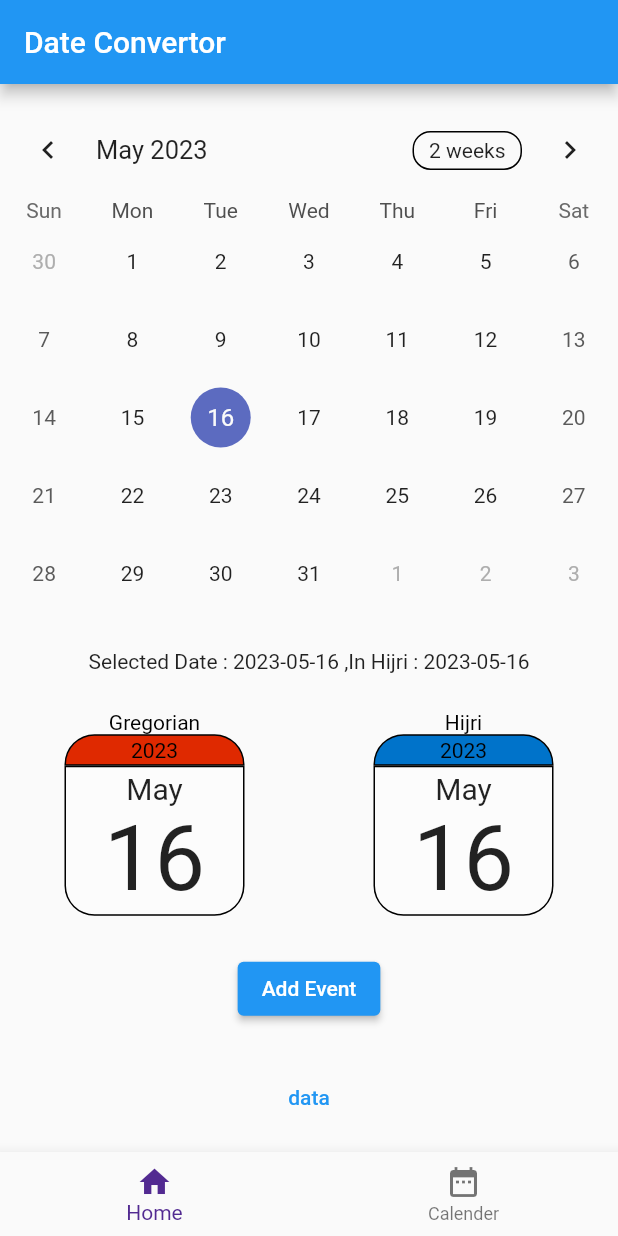
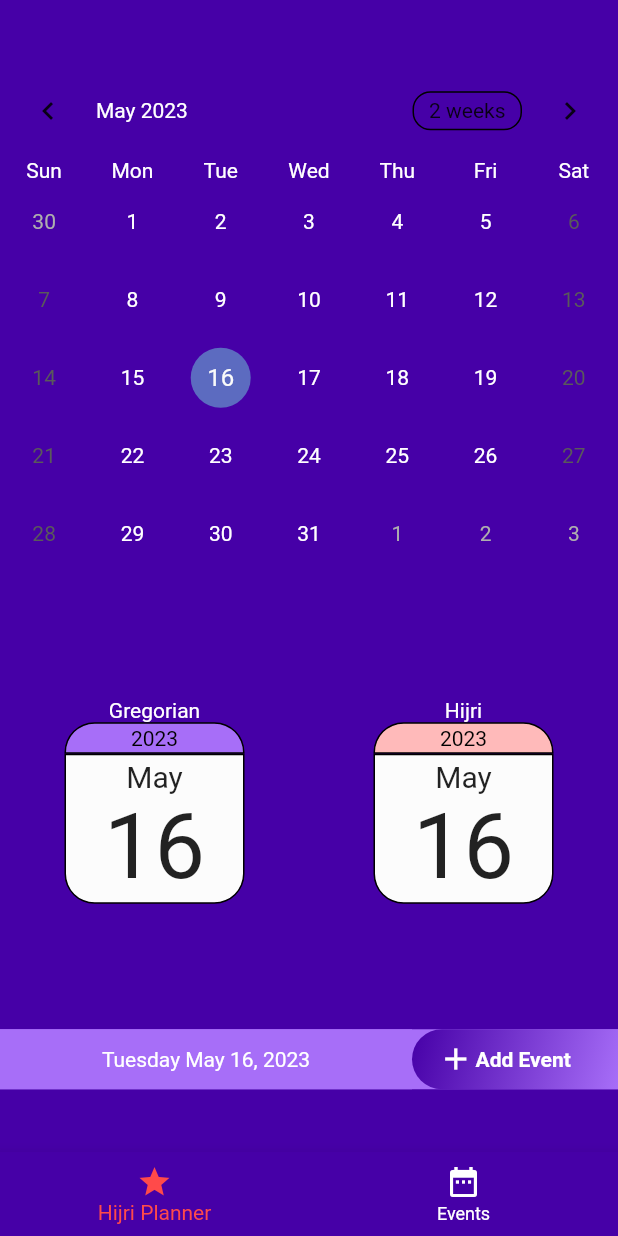
Before and after one commit to Nizar-Sweiss/Gregorian-Date-Converter, a Flutter app: the screen it shows after launch, on a phone screen of 412 x 824 dp. Run offline on Flutter 3.47's test engine with Material 2 defaults, Android fonts, the phone set to English and light mode, and no system bars; drawn by our look-alikes of table_calendar; our stand-ins replace cloud_firestore, firebase_core; accounts and stored records are empty; network calls fail.

Commit message:
refactor : Date Convertor Screen

```diff
--- /dev/null
+++ b/app/lib/Config/Theme/colors_palets.dart
@@ -0,0 +1,31 @@
+import 'package:flutter/material.dart';
+
+class AppColors {
+  static const black_Text = Color.fromARGB(255, 0, 0, 0);
+  static const white_Text = Color.fromARGB(255, 255, 255, 255);
+
+  static const oxford_blue_tint_1 = Color.fromARGB(255, 43, 52, 69);
+  static const oxford_blue_tint_2 = Color.fromARGB(255, 48, 58, 76);
+  static const oxford_blue_tint_3 = Color.fromARGB(255, 76, 92, 111);
+  static const oxford_blue_tint_4 = Color.fromARGB(255, 66, 84, 102);
+  static const oxford_blue_tint_5 = Color.fromARGB(255, 79, 92, 111);
+
+  static const blue_tint_1 = Color.fromARGB(255, 76, 121, 255);
+  static const blue_tint_2 = Color.fromARGB(255, 134, 154, 233);
+
+  static const red_error = Color.fromARGB(255, 255, 15, 15);
+  static const red_tint_1 = Color.fromARGB(255, 255, 74, 74);
+  static const red_tint_2 = Color.fromARGB(255, 255, 186, 186);
+
+  static const light_blue_tint_1 = Color.fromARGB(255, 123, 143, 177);
+  static const light_blue_tint_2 = Color.fromARGB(255, 236, 242, 247);
+
+  static const light_grey_tint_1 = Color.fromARGB(255, 184, 193, 202);
+
+  static const light_green_tint_1 = Color.fromARGB(255, 210, 255, 206);
+  static const light_yellow_tint_2 = Color.fromARGB(255, 250, 255, 190);
+  static const light_green_tint_2 = Color.fromARGB(255, 14, 170, 0);
+
+  static const dark_purple = Color.fromARGB(255, 70, 0, 167);
+  static const light_purple = Color.fromARGB(255, 167, 110, 248);
+}
--- a/app/lib/Data/DataSources/Local/firebase_maneger.dart
+++ b/app/lib/Data/DataSources/Local/firebase_maneger.dart
@@ -1,5 +1,12 @@
+import 'package:app/Models/EventData.dart';
 import 'package:cloud_firestore/cloud_firestore.dart';
 
 class FireBaseManeger {
   final FirebaseFirestore firestore = FirebaseFirestore.instance;
+  static Future addDataToFirebase(String text, DateTime selectedDate) async {
+    final docData = FirebaseFirestore.instance.collection("Data").doc();
+    final eventData = EventData(date: selectedDate.toString(), text: text);
+    final json = eventData.toJson();
+    await docData.set(json);
+  }
 }
--- a/app/lib/Presentation/Pages/date_convertor_class.dart
+++ b/app/lib/Presentation/Pages/date_convertor_class.dart
@@ -1,6 +1,8 @@
 import 'dart:convert';
+import 'package:app/Config/Theme/colors_palets.dart';
+import 'package:app/Data/DataSources/Local/firebase_maneger.dart';
 import 'package:app/Models/EventData.dart';
-import 'package:app/Presentation/Pages/screen2.dart';
+import 'package:app/Presentation/Pages/display_events_screen.dart';
 import 'package:app/Presentation/Widgets/date_displayer.dart';
 import 'package:cloud_firestore/cloud_firestore.dart';
 // ignore: depend_on_referenced_packages
@@ -47,16 +49,15 @@ class _DateConvertorState extends State<DateConvertor> {
   @override
   Widget build(BuildContext context) {
     return Scaffold(
-      appBar: AppBar(
-        title: const Text("Date Convertor"),
-      ),
+      backgroundColor: AppColors.dark_purple,
       body: Center(
           child: Column(
               mainAxisAlignment: MainAxisAlignment.spaceAround,
               children: [
-            buildTableCalendar(),
-            Text(
-                "Selected Date : ${today.toString().split(" ")[0]} ,In Hijri : $theFormatedHijriDate"),
+            Container(
+              color: AppColors.dark_purple,
+              child: buildTableCalendar(),
+            ),
             Row(
               mainAxisAlignment: MainAxisAlignment.spaceAround,
               children: [
@@ -66,20 +67,78 @@ class _DateConvertorState extends State<DateConvertor> {
                     date: DateTime.parse(theFormatedHijriDate)),
               ],
             ),
-            ElevatedButton(
-                onPressed: () {
-                  buildBottomSheet(context);
-                },
-                child: const Text("Add Event")),
-            TextButton(
-                onPressed: () {
-                  Navigator.push(
-                    context,
-                    MaterialPageRoute(
-                        builder: (context) => const DisplayEventScreen()),
-                  );
-                },
-                child: Text("data"))
+            Container(
+              color: AppColors.light_purple,
+              child: Row(
+                children: [
+                  Expanded(
+                    flex: 2,
+                    child: Center(
+                      child: Container(
+                        height: 40,
+                        color: AppColors.light_purple,
+                        child: Center(
+                            child: Text(
+                          DateFormat('EEEE MMMM dd, yyyy').format(today),
+                          style: TextStyle(
+                            color: AppColors.white_Text,
+                          ),
+                        )),
+                      ),
+                    ),
+                  ),
+                  Expanded(
+                      flex: 1,
+                      child: Container(
+                        height: 40,
+                        decoration: const BoxDecoration(
+                          borderRadius: BorderRadius.only(
+                            topLeft: Radius.circular(20),
+                            bottomLeft: Radius.circular(20),
+                          ),
+                          gradient: LinearGradient(
+                            colors: [
+                              AppColors.dark_purple,
+                              AppColors.light_purple
+                            ],
+                            begin: Alignment.topLeft,
+                            end: Alignment.bottomRight,
+                          ),
+                        ),
+                        child: ElevatedButton(
+                          onPressed: () {
+                            buildBottomSheet(context);
+                          },
+                          style: ElevatedButton.styleFrom(
+                            backgroundColor: Colors.transparent,
+                            elevation: 0,
+                            shape: const RoundedRectangleBorder(
+                              borderRadius: BorderRadius.only(
+                                topLeft: Radius.circular(20),
+                                bottomLeft: Radius.circular(20),
+                              ),
+                            ),
+                          ),
+                          child: const Row(
+                            children: [
+                              Expanded(flex: 1, child: Icon(Icons.add)),
+                              Expanded(
+                                flex: 3,
+                                child: Text(
+                                  'Add Event',
+                                  style: TextStyle(
+                                    color: AppColors.white_Text,
+                                    fontWeight: FontWeight.bold,
+                                  ),
+                                ),
+                              ),
+                            ],
+                          ),
+                        ),
+                      ))
+                ],
+              ),
+            ),
           ])),
     );
   }
@@ -127,7 +186,8 @@ class _DateConvertorState extends State<DateConvertor> {
                               Colors.green), // Set the desired color here
                         ),
                         onPressed: () {
-                          addDataToFirebase(eventData.text, today);
+                          FireBaseManeger.addDataToFirebase(
+                              eventData.text, today);
                           // Utils.showSnackBar("Added Successfuly ", true);
                           Navigator.pop(context);
                         },
@@ -142,20 +202,30 @@ class _DateConvertorState extends State<DateConvertor> {
         });
   }
 
-  Future addDataToFirebase(String text, DateTime selectedDate) async {
-    final docData = FirebaseFirestore.instance.collection("Data").doc();
-    final eventData = EventData(date: selectedDate.toString(), text: text);
-    final json = eventData.toJson();
-    await docData.set(json);
-  }
-
   TableCalendar<dynamic> buildTableCalendar() {
     return TableCalendar(
+      calendarStyle: const CalendarStyle(
+          defaultDecoration: BoxDecoration(shape: BoxShape.circle),
+          defaultTextStyle: TextStyle(
+            color: AppColors.white_Text,
+            decorationColor: AppColors.white_Text,
+          )),
       selectedDayPredicate: (day) => isSameDay(day, today),
       focusedDay: today,
       firstDay: firstDay,
       lastDay: lastDay,
       onDaySelected: _onDaySelected,
+      headerStyle: const HeaderStyle(
+          titleTextStyle: TextStyle(
+        color: AppColors.white_Text,
+      )),
+      daysOfWeekStyle: const DaysOfWeekStyle(
+          weekendStyle: TextStyle(
+            color: AppColors.white_Text,
+          ),
+          weekdayStyle: TextStyle(
+            color: AppColors.white_Text,
+          )),
     );
   }
 
@@ -186,7 +256,6 @@ class _DateConvertorState extends State<DateConvertor> {
   Future<String> getHijriDate(String gregorianDate) async {
     final url = Uri.parse('http://api.aladhan.com/v1/gToH/$gregorianDate');
     final response = await http.get(url);
-    // print("Method res : ${response.body}");
     if (response.statusCode == 200) {
       final jsonResponse = jsonDecode(response.body);
       hijriDate = jsonResponse['data']['hijri']['date'];
@@ -201,15 +270,7 @@ class _DateConvertorState extends State<DateConvertor> {
     DateFormat inputFormat = DateFormat('yyyy-MM-dd');
     DateTime date = inputFormat.parse(dateString);
     var formate1 = "${date.day}-${date.month}-${date.year}";
-    print(formate1);
 
-    return formate1; // Output: Mon, May 9, 2023
-  }
-
-  DateTime dateFormaterr(String theDate) {
-    DateFormat inputFormat = DateFormat('yyyy-MM-dd');
-    DateTime date = inputFormat.parse(theDate);
-
-    return date;
+    return formate1;
   }
 }
--- a/app/lib/Presentation/Pages/display_events_screen.dart
+++ b/app/lib/Presentation/Pages/display_events_screen.dart
@@ -3,14 +3,14 @@ import 'package:cloud_firestore/cloud_firestore.dart';
 import 'package:flutter/material.dart';
 import 'package:intl/intl.dart';
 
-class DisplayEvent extends StatefulWidget {
-  const DisplayEvent({super.key});
+class DisplayEventScreen extends StatefulWidget {
+  const DisplayEventScreen({super.key});
 
   @override
-  State<DisplayEvent> createState() => _DisplayEventState();
+  State<DisplayEventScreen> createState() => _DisplayEventScreenState();
 }
 
-class _DisplayEventState extends State<DisplayEvent> {
+class _DisplayEventScreenState extends State<DisplayEventScreen> {
   @override
   Widget build(BuildContext context) {
     return StreamBuilder<QuerySnapshot>(
@@ -19,7 +19,7 @@ class _DisplayEventState extends State<DisplayEvent> {
         if (!snapshot.hasData) {
           return const CircularProgressIndicator(); // Show a loading indicator
         }
-
+        //Fetch the Data From Firebase
         return ListView.builder(
           itemCount: snapshot.data!.docs.length,
           itemBuilder: (BuildContext context, int index) {
--- a/app/lib/Presentation/Pages/main_screen.dart
+++ b/app/lib/Presentation/Pages/main_screen.dart
@@ -1,3 +1,4 @@
+import 'package:app/Config/Theme/colors_palets.dart';
 import 'package:app/Presentation/Pages/display_events_screen.dart';
 import 'package:flutter/material.dart';
 import 'date_convertor_class.dart';
@@ -20,7 +21,7 @@ class _MainScreenState extends State<MainScreen> {
 
   List<Widget> widgetOptions = <Widget>[
     const DateConvertor(),
-    const DisplayEvent()
+    const DisplayEventScreen()
   ];
   @override
   Widget build(BuildContext context) {
@@ -38,16 +39,20 @@ class _MainScreenState extends State<MainScreen> {
     return BottomNavigationBar(
       items: const <BottomNavigationBarItem>[
         BottomNavigationBarItem(
-          icon: Icon(Icons.home),
-          label: 'Home',
+          icon: Icon(Icons.star),
+          label: 'Hijri Planner',
         ),
         BottomNavigationBarItem(
-          icon: Icon(Icons.date_range),
-          label: 'Calender',
+          icon: Icon(
+            Icons.date_range,
+          ),
+          label: 'Events',
         ),
       ],
       currentIndex: _selectedIndex,
-      selectedItemColor: const Color.fromARGB(255, 82, 42, 145),
+      selectedItemColor: AppColors.red_tint_1,
+      backgroundColor: AppColors.dark_purple,
+      unselectedItemColor: AppColors.white_Text,
       onTap: _onItemTapped,
     );
   }
--- a/app/lib/Presentation/Pages/screen2.dart
+++ /dev/null
@@ -1,54 +0,0 @@
-import 'package:app/Models/EventData.dart';
-import 'package:cloud_firestore/cloud_firestore.dart';
-import 'package:flutter/material.dart';
-
-class DisplayEventScreen extends StatefulWidget {
-  const DisplayEventScreen({super.key});
-
-  @override
-  State<DisplayEventScreen> createState() => _DisplayEventScreenState();
-}
-
-class _DisplayEventScreenState extends State<DisplayEventScreen> {
-  @override
-  void initState() {
-    // TODO: implement initState
-    super.initState();
-  }
-
-  @override
-  Widget build(BuildContext context) {
-    return Scaffold(
-      body: Center(
-        child: Text(readData() as String),
-      ),
-      // body: StreamBuilder<List<EventData>>(
-      //     stream: readData(),
-      //     builder: (context, snapshot) {
-      //       if (snapshot.hasError) {
-      //         return const Text("Something Went Wrong ! ");
-      //       } else if (snapshot.hasData) {
-      //         final data = snapshot.data!;
-      //         return ListView(
-      //           children: data.map(buildEventData).toList(),
-      //         );
-      //       } else {
-      //         return const Center(
-      //           child: CircularProgressIndicator(
-      //               color: Color.fromARGB(255, 0, 0, 0)),
-      //         );
-      //       }
-      //     }),
-    );
-  }
-
-  Widget buildEventData(EventData data) => ListTile(
-        leading: Text(data.date.toString()),
-        title: Text(data.text),
-      );
-  Stream<DocumentSnapshot<Map<String, dynamic>>> readData() =>
-      FirebaseFirestore.instance
-          .collection("Data")
-          .doc("1TDr2kvyB1GZfkmy7AOD")
-          .snapshots();
-}
--- a/app/lib/Presentation/Widgets/date_displayer.dart
+++ b/app/lib/Presentation/Widgets/date_displayer.dart
@@ -1,3 +1,4 @@
+import 'package:app/Config/Theme/colors_palets.dart';
 import 'package:flutter/material.dart';
 import 'package:intl/intl.dart';
 
@@ -11,21 +12,22 @@ class BuildDateDisplayer extends StatelessWidget {
 
   @override
   Widget build(BuildContext context) {
-    print("DAtee in CW ::::: $date");
     return Column(
       mainAxisSize: MainAxisSize.max,
       children: [
         Text(
           isGregorianColor ? "Gregorian" : "Hijri",
-          style: const TextStyle(color: Color.fromARGB(255, 0, 0, 0)),
+          style: const TextStyle(
+            color: AppColors.white_Text,
+          ),
         ),
         Container(
           width: 120,
           height: 21,
           decoration: BoxDecoration(
               color: isGregorianColor
-                  ? const Color.fromARGB(255, 223, 41, 0)
-                  : const Color.fromARGB(255, 0, 115, 202),
+                  ? AppColors.light_purple
+                  : AppColors.red_tint_2,
               borderRadius: const BorderRadius.only(
                   topLeft: Radius.circular(20), topRight: Radius.circular(20)),
               border: Border.all(color: Colors.black)),
--- a/app/lib/main.dart
+++ b/app/lib/main.dart
@@ -1,3 +1,4 @@
+import 'package:app/Config/Theme/colors_palets.dart';
 import 'package:app/Presentation/Pages/main_screen.dart';
 import 'package:firebase_core/firebase_core.dart';
 import 'package:flutter/material.dart';
@@ -21,9 +22,6 @@ class MyApp extends StatelessWidget {
     return MaterialApp(
       scaffoldMessengerKey: Utils.messengerKey,
       title: 'Flutter Demo',
-      theme: ThemeData(
-        primarySwatch: Colors.blue,
-      ),
       home: const Home(),
     );
   }
--- a/app/pubspec.yaml
+++ b/app/pubspec.yaml
@@ -42,6 +42,7 @@ dependencies:
   cloud_firestore: ^4.7.0
   firebase_auth:
   hijri:
+  jiffy: ^6.1.0
 
 dev_dependencies:
   flutter_test:
```
Also changed, not shown: app/pubspec.lock.
